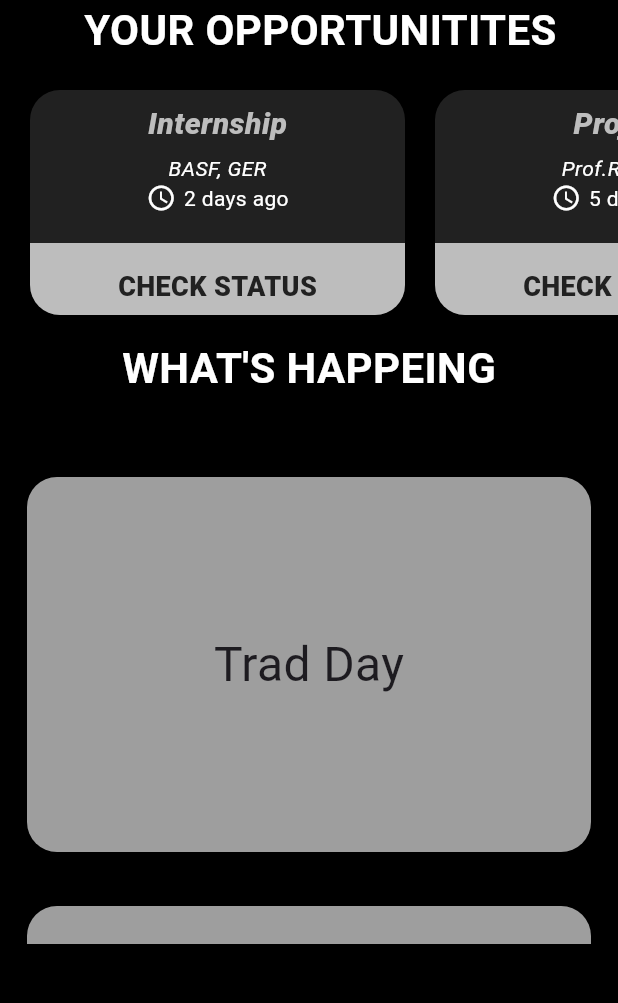
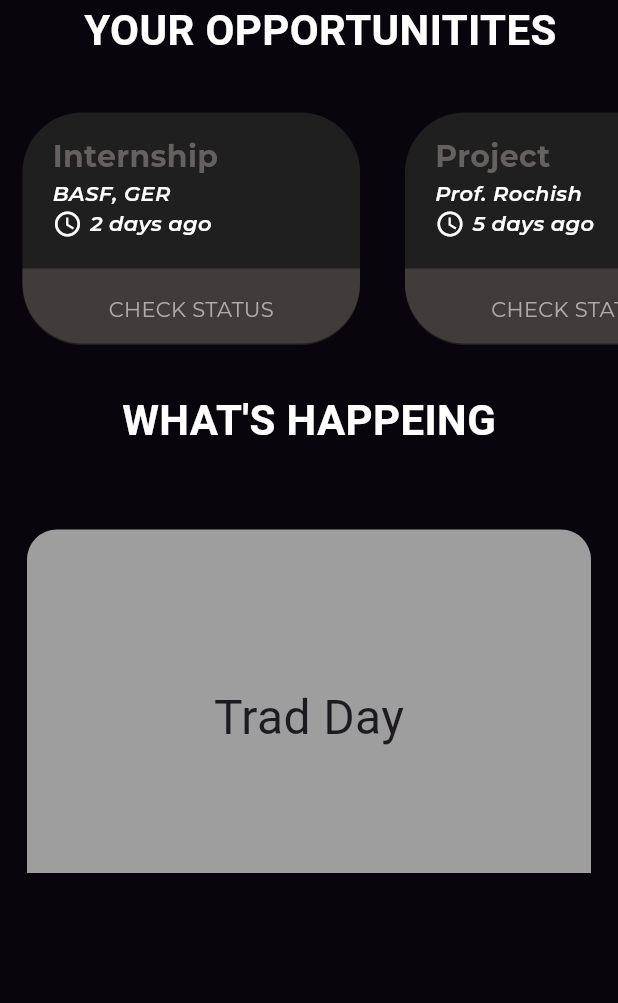
Before and after one commit to aastha51551/ChEA-App, a Flutter app: the screen it shows after launch, on a phone screen of 412 x 824 dp, the part 150-1153 px from its top. Run offline on Flutter 3.47's test engine with Material 3 defaults, Android fonts, the phone set to English and light mode, and no system bars; our stand-ins replace flutter_svg, google_fonts.

Commit message:
Add: montserrat font -pubspec.yaml Edit : Changed opportunities carousel to be dynamic with size

```diff
--- a/chea/lib/main.dart
+++ b/chea/lib/main.dart
@@ -2,27 +2,47 @@
 
 import 'package:flutter/material.dart';
 import 'package:flutter_svg/flutter_svg.dart';
+import 'package:google_fonts/google_fonts.dart';
+
+int defaultBackground = 0xff08050c;
 
 void main() {
   runApp(const MyApp());
 }
 
-class MyApp extends StatelessWidget {
+class MyApp extends StatefulWidget {
   const MyApp({super.key});
 
-  // This widget is the root of your application.
+  @override
+  State<MyApp> createState() => _MyAppState();
+}
+
+class _MyAppState extends State<MyApp> {
   @override
   Widget build(BuildContext context) {
     double height = MediaQuery.of(context).size.height;
     double width = MediaQuery.of(context).size.width;
+    const List<Map<String, String>> Opportunities = [
+      {
+        'title': 'Internship',
+        'provider': 'BASF, GER',
+        'timePosted': '2 days ago'
+      },
+      {
+        'title': 'Project',
+        'provider': 'Prof. Rochish',
+        'timePosted': '5 days ago'
+      },
+      {'title': 'Internship', 'provider': 'Shell', 'timePosted': '1 week ago'}
+    ];
     return MaterialApp(
         debugShowCheckedModeBanner: false,
         title: 'ChEA',
         home: Scaffold(
-          backgroundColor: Colors.black,
+          backgroundColor: Color(defaultBackground),
           appBar: AppBar(
             toolbarHeight: 100,
-            backgroundColor: Colors.black,
+            backgroundColor: Color(defaultBackground),
             elevation: 0,
             leading: SvgPicture.asset(
               'assets/icons/logo.svg',
@@ -35,11 +55,11 @@ class MyApp extends StatelessWidget {
           ),
           body: Column(
             children: [
-              _firstCarousel(), //Opportunitites Section
+              opportunities(Opportunities), //Opportunitites Section
               //What's Happening Section
               Container(
                   width: width,
-                  color: Colors.black,
+                  color: Color(defaultBackground),
                   child: const Column(children: [
                     Padding(
                       padding: EdgeInsets.all(15.0),
@@ -56,8 +76,8 @@ class MyApp extends StatelessWidget {
                     )
                   ])),
               Container(
-                color: Colors.black,
-                height: height * 0.4,
+                color: Color(defaultBackground),
+                height: height * 0.3,
                 child: SingleChildScrollView(
                   child: Column(
                     children: [
@@ -158,61 +178,93 @@ class MyApp extends StatelessWidget {
               )),
         ));
   }
+}
 
-  Container _firstCarousel() {
+Container opportunities(List<Map<String, String>> Opportunities) {
   return Container(
-      color: Colors.black,
+    color: Color(defaultBackground),
     child: Column(
       children: [
-          const Padding(
+        Padding(
           padding: EdgeInsets.only(left: 15.0),
           child: Text(
             'YOUR OPPORTUNITITES',
             style: TextStyle(
-                  color: Colors.white,
-                  fontSize: 28,
-                  fontWeight: FontWeight.w700),
+                color: Colors.white, fontSize: 28, fontWeight: FontWeight.w700),
           ),
         ),
         const SizedBox(
           height: 20,
         ),
-          Container(
-            height: 150,
-            child: ListView(
+        Center(
+          child: SizedBox(
+            height: 185,
+            width: double.infinity,
+            child: ListView.builder(
               shrinkWrap: true,
+              itemCount: Opportunities.length,
               scrollDirection: Axis.horizontal,
+              itemBuilder: (context, index) {
+                return Padding(
+                  padding: const EdgeInsets.all(15.0),
+                  child: _opportunities(Opportunities[index]),
+                );
+              },
+            ),
+          ),
+        ),
+      ],
+    ),
+  );
+}
+
+Widget _opportunities(Map<String, String> Opportunitiy) {
+  return Container(
+    width: 225,
+    decoration: BoxDecoration(
+        borderRadius: BorderRadius.circular(40), color: Color(0xff201F1F)),
+    child: Column(
       children: [
-                const SizedBox(
-                  width: 20,
+        SizedBox(
+          width: 225,
+          child: Padding(
+            padding: const EdgeInsets.only(
+                left: 20.0, right: 8.0, top: 15.0, bottom: 0.0),
+            child: Text(
+              Opportunitiy['title'] ?? 'Not Defined',
+              // style: TextStyle(
+
+              //     color: Colors.grey[400],
+              //     fontSize: 20,
+              //     fontWeight: FontWeight.w800,
+              //     fontStyle: FontStyle.italic),
+              style: GoogleFonts.montserrat(
+                  fontWeight: FontWeight.w700,
+                  fontSize: 20,
+                  color: Color(0xff666161)),
+              textAlign: TextAlign.left,
+            ),
+          ),
         ),
         Container(
-                  height: 150,
-                  width: 250,
-                  decoration: BoxDecoration(
-                      borderRadius: BorderRadius.circular(20),
-                      color: Colors.grey[900]),
-                  child: Column(
-                    children: [
-                      Padding(
-                        padding: const EdgeInsets.only(
-                            left: 8.0, right: 8.0, top: 8.0, bottom: 5.0),
+          width: 225,
+          child: Padding(
+            padding: const EdgeInsets.only(left: 20.0),
             child: Text(
-                          'Internship',
-                          style: TextStyle(
-                              color: Colors.grey[400],
-                              fontSize: 20,
-                              fontWeight: FontWeight.w800,
-                              fontStyle: FontStyle.italic),
+              Opportunitiy['provider'] ?? 'Not Defined',
+              style: GoogleFonts.montserrat(
+                  fontWeight: FontWeight.w600,
+                  fontSize: 14,
+                  fontStyle: FontStyle.italic,
+                  color: Color(0xffffffff)),
+              textAlign: TextAlign.left,
             ),
           ),
-                      const Text(
-                        'BASF, GER',
-                        style: TextStyle(
-                            color: Colors.white, fontStyle: FontStyle.italic),
         ),
-                      const Row(
-                        mainAxisAlignment: MainAxisAlignment.center,
+        Padding(
+          padding: const EdgeInsets.only(left: 20.0),
+          child: Row(
+            mainAxisAlignment: MainAxisAlignment.start,
             children: [
               Icon(
                 Icons.watch_later_outlined,
@@ -223,123 +275,37 @@ class MyApp extends StatelessWidget {
                 width: 5,
               ),
               Text(
-                            '2 days ago',
-                            style: TextStyle(color: Colors.white),
-                          )
-                        ],
-                      ),
-                      const SizedBox(
-                        height: 20,
-                      ),
-                      Expanded(
-                        child: Container(
-                          width: 250,
-                          decoration: BoxDecoration(
-                              borderRadius: const BorderRadius.only(
-                                  bottomLeft: Radius.circular(20),
-                                  bottomRight: Radius.circular(20)),
-                              color: Colors.grey[400]),
-                          child: Center(
-                            child: Padding(
-                              padding: const EdgeInsets.only(top: 10),
-                              child: Text('CHECK STATUS',
-                                  style: TextStyle(
-                                      color: Colors.grey[900],
-                                      fontSize: 18,
-                                      fontWeight: FontWeight.w800)),
-                            ),
-                          ),
-                        ),
+                Opportunitiy['timePosted'] ?? 'Not Defined',
+                style: GoogleFonts.montserrat(
+                    fontWeight: FontWeight.w600,
+                    fontSize: 14,
+                    fontStyle: FontStyle.italic,
+                    color: Color(0xffffffff)),
               )
             ],
           ),
         ),
-                const SizedBox(
-                  width: 20,
-                ),
+        SizedBox(height: 20),
         Container(
-                  height: 150,
-                  width: 250,
-                  decoration: BoxDecoration(
-                      borderRadius: BorderRadius.circular(20),
-                      color: Colors.grey[900]),
-                  child: Column(
-                    children: [
-                      Padding(
-                        padding: const EdgeInsets.only(
-                            left: 8.0, right: 8.0, top: 8.0, bottom: 5.0),
-                        child: Text(
-                          'Project',
-                          style: TextStyle(
-                              color: Colors.grey[400],
-                              fontSize: 20,
-                              fontWeight: FontWeight.w800,
-                              fontStyle: FontStyle.italic),
-                        ),
-                      ),
-                      const Text(
-                        'Prof.Rochish',
-                        style: TextStyle(
-                            color: Colors.white, fontStyle: FontStyle.italic),
-                      ),
-                      const Row(
-                        mainAxisAlignment: MainAxisAlignment.center,
-                        children: [
-                          Icon(
-                            Icons.watch_later_outlined,
-                            color: Colors.white,
-                            size: 20,
-                          ),
-                          SizedBox(
-                            width: 5,
-                          ),
-                          Text(
-                            '5 days ago',
-                            style: TextStyle(color: Colors.white),
-                          )
-                        ],
-                      ),
-                      const SizedBox(
-                        height: 20,
-                      ),
-                      Expanded(
-                        child: Container(
-                          width: 250,
+            width: 225,
+            height: 50,
             decoration: BoxDecoration(
                 borderRadius: const BorderRadius.only(
-                                  bottomLeft: Radius.circular(20),
-                                  bottomRight: Radius.circular(20)),
-                              color: Colors.grey[400]),
+                    bottomLeft: Radius.circular(40),
+                    bottomRight: Radius.circular(40)),
+                color: Color(0xff403c3c)),
             child: Center(
               child: Padding(
-                              padding: const EdgeInsets.only(top: 10),
+                padding: const EdgeInsets.only(top: 5),
                 child: Text('CHECK STATUS',
-                                  style: TextStyle(
-                                      color: Colors.grey[900],
-                                      fontSize: 18,
-                                      fontWeight: FontWeight.w800)),
+                    style: GoogleFonts.montserrat(
+                      fontWeight: FontWeight.w400,
+                      color: Color(0xffb3a9a9),
+                      fontSize: 14,
+                    )),
               ),
-                          ),
-                        ),
-                      )
-                    ],
-                  ),
-                ),
-                const SizedBox(
-                  width: 20,
-                ),
-                Container(
-                  height: 150,
-                  width: 250,
-                  decoration: BoxDecoration(
-                      borderRadius: BorderRadius.circular(20),
-                      color: Colors.grey[900]),
-                ),
-              ],
-            ),
-          )
+            ))
       ],
     ),
   );
 }
-}
--- a/chea/pubspec.yaml
+++ b/chea/pubspec.yaml
@@ -36,6 +36,7 @@ dependencies:
   # Use with the CupertinoIcons class for iOS style icons.
   cupertino_icons: ^1.0.6
   flutter_svg: ^2.0.10+1
+  google_fonts: ^6.2.1
 
 dev_dependencies:
   flutter_test:
@@ -47,6 +48,7 @@ dev_dependencies:
   # package. See that file for information about deactivating specific lint
   # rules and activating additional ones.
   flutter_lints: ^3.0.0
+
 
 # For information on the generic Dart part of this file, see the
 # following page: https://dart.dev/tools/pub/pubspec
```
Also changed, not shown: chea/pubspec.lock. Lines whose indentation alone changed are shown as unchanged.
